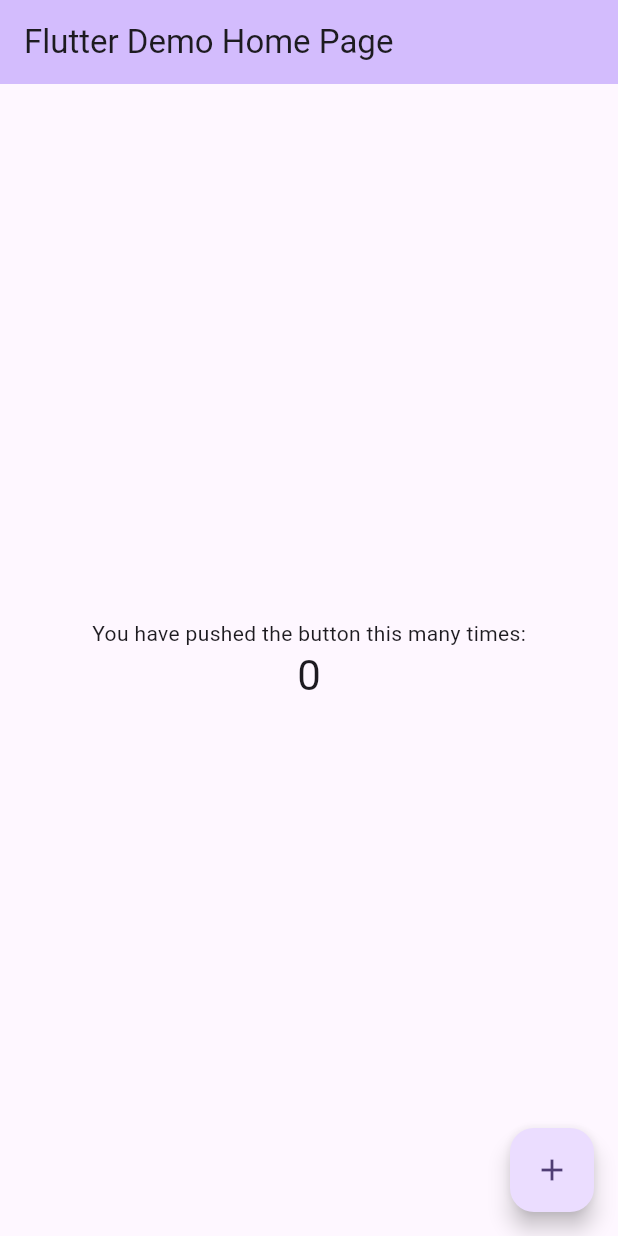
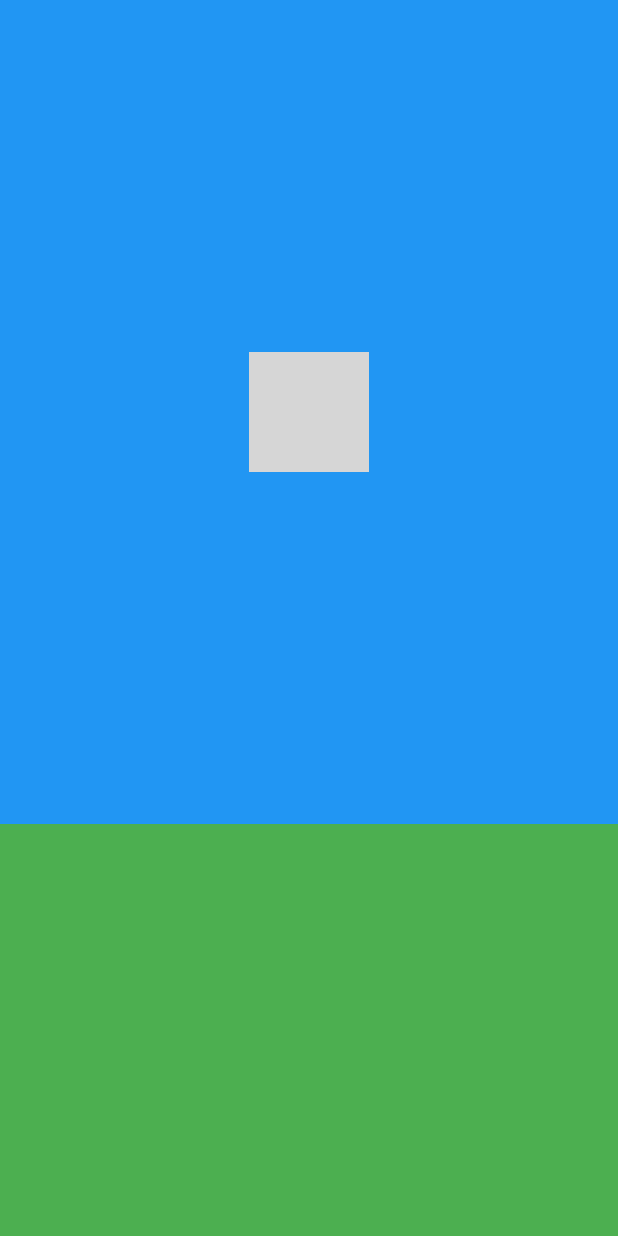
Before and after one commit to RonitBanerjee/flappy-bird-clone, a Flutter app: the screen it shows after launch, on a phone screen of 412 x 824 dp. Run offline on Flutter 3.47's test engine with Material 3 defaults, Android fonts, the phone set to English and light mode, and no system bars; grey boxes are pictures that could not be loaded.

Commit message:
environment setup completed

```diff
--- /dev/null
+++ b/lib/bird.dart
@@ -0,0 +1,13 @@
+import 'package:flutter/material.dart';
+
+class Bird extends StatelessWidget {
+  const Bird({super.key});
+
+  @override
+  Widget build(BuildContext context) {
+    return Image.asset(
+      './assets/images/bird.png',
+      height: 80,
+    );
+  }
+}
--- /dev/null
+++ b/lib/homepage.dart
@@ -0,0 +1,35 @@
+import 'package:flappy_app/bird.dart';
+import 'package:flutter/material.dart';
+
+class HomePage extends StatefulWidget {
+  const HomePage({super.key});
+
+  @override
+  State<HomePage> createState() => _HomePageState();
+}
+
+class _HomePageState extends State<HomePage> {
+  @override
+  Widget build(BuildContext context) {
+    return Scaffold(
+      body: Column(
+        children: [
+          Expanded(
+            flex: 2,
+            child: Container(
+              color: Colors.blue,
+              child: Center(
+                child: Bird(),
+              ),
+            ),
+          ),
+          Expanded(
+            child: Container(
+              color: Colors.green,
+            ),
+          ),
+        ],
+      ),
+    );
+  }
+}
--- a/lib/main.dart
+++ b/lib/main.dart
@@ -1,3 +1,4 @@
+import 'package:flappy_app/homepage.dart';
 import 'package:flutter/material.dart';
 
 void main() {
@@ -11,115 +12,13 @@
   @override
   Widget build(BuildContext context) {
     return MaterialApp(
-      title: 'Flutter Demo',
+      title: 'Flappy Bird',
+      debugShowCheckedModeBanner: false,
       theme: ThemeData(
-        // This is the theme of your application.
-        //
-        // TRY THIS: Try running your application with "flutter run". You'll see
-        // the application has a purple toolbar. Then, without quitting the app,
-        // try changing the seedColor in the colorScheme below to Colors.green
-        // and then invoke "hot reload" (save your changes or press the "hot
-        // reload" button in a Flutter-supported IDE, or press "r" if you used
-        // the command line to start the app).
-        //
-        // Notice that the counter didn't reset back to zero; the application
-        // state is not lost during the reload. To reset the state, use hot
-        // restart instead.
-        //
-        // This works for code too, not just values: Most code changes can be
-        // tested with just a hot reload.
         colorScheme: ColorScheme.fromSeed(seedColor: Colors.deepPurple),
         useMaterial3: true,
       ),
-      home: const MyHomePage(title: 'Flutter Demo Home Page'),
+      home: const HomePage(),
     );
   }
 }
-
-class MyHomePage extends StatefulWidget {
-  const MyHomePage({super.key, required this.title});
-
-  // This widget is the home page of your application. It is stateful, meaning
-  // that it has a State object (defined below) that contains fields that affect
-  // how it looks.
-
-  // This class is the configuration for the state. It holds the values (in this
-  // case the title) provided by the parent (in this case the App widget) and
-  // used by the build method of the State. Fields in a Widget subclass are
-  // always marked "final".
-
-  final String title;
-
-  @override
-  State<MyHomePage> createState() => _MyHomePageState();
-}
-
-class _MyHomePageState extends State<MyHomePage> {
-  int _counter = 0;
-
-  void _incrementCounter() {
-    setState(() {
-      // This call to setState tells the Flutter framework that something has
-      // changed in this State, which causes it to rerun the build method below
-      // so that the display can reflect the updated values. If we changed
-      // _counter without calling setState(), then the build method would not be
-      // called again, and so nothing would appear to happen.
-      _counter++;
-    });
-  }
-
-  @override
-  Widget build(BuildContext context) {
-    // This method is rerun every time setState is called, for instance as done
-    // by the _incrementCounter method above.
-    //
-    // The Flutter framework has been optimized to make rerunning build methods
-    // fast, so that you can just rebuild anything that needs updating rather
-    // than having to individually change instances of widgets.
-    return Scaffold(
-      appBar: AppBar(
-        // TRY THIS: Try changing the color here to a specific color (to
-        // Colors.amber, perhaps?) and trigger a hot reload to see the AppBar
-        // change color while the other colors stay the same.
-        backgroundColor: Theme.of(context).colorScheme.inversePrimary,
-        // Here we take the value from the MyHomePage object that was created by
-        // the App.build method, and use it to set our appbar title.
-        title: Text(widget.title),
-      ),
-      body: Center(
-        // Center is a layout widget. It takes a single child and positions it
-        // in the middle of the parent.
-        child: Column(
-          // Column is also a layout widget. It takes a list of children and
-          // arranges them vertically. By default, it sizes itself to fit its
-          // children horizontally, and tries to be as tall as its parent.
-          //
-          // Column has various properties to control how it sizes itself and
-          // how it positions its children. Here we use mainAxisAlignment to
-          // center the children vertically; the main axis here is the vertical
-          // axis because Columns are vertical (the cross axis would be
-          // horizontal).
-          //
-          // TRY THIS: Invoke "debug painting" (choose the "Toggle Debug Paint"
-          // action in the IDE, or press "p" in the console), to see the
-          // wireframe for each widget.
-          mainAxisAlignment: MainAxisAlignment.center,
-          children: <Widget>[
-            const Text(
-              'You have pushed the button this many times:',
-            ),
-            Text(
-              '$_counter',
-              style: Theme.of(context).textTheme.headlineMedium,
-            ),
-          ],
-        ),
-      ),
-      floatingActionButton: FloatingActionButton(
-        onPressed: _incrementCounter,
-        tooltip: 'Increment',
-        child: const Icon(Icons.add),
-      ), // This trailing comma makes auto-formatting nicer for build methods.
-    );
-  }
-}
--- a/pubspec.yaml
+++ b/pubspec.yaml
@@ -59,9 +59,8 @@ flutter:
   uses-material-design: true
 
   # To add assets to your application, add an assets section, like this:
-  # assets:
-  #   - images/a_dot_burr.jpeg
-  #   - images/a_dot_ham.jpeg
+  assets:
+    - assets/images/
 
   # An image asset can refer to one or more resolution-specific "variants", see
   # https://flutter.dev/assets-and-images/#resolution-aware
```
Also changed, not shown: assets/images/bird.png (added).
